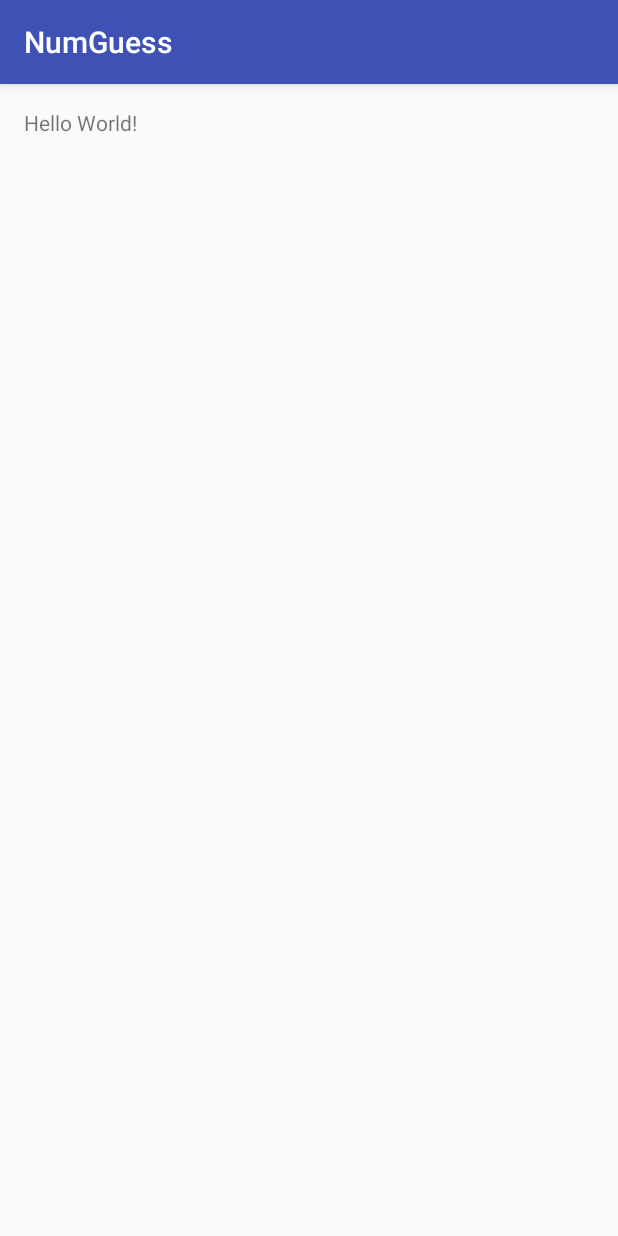
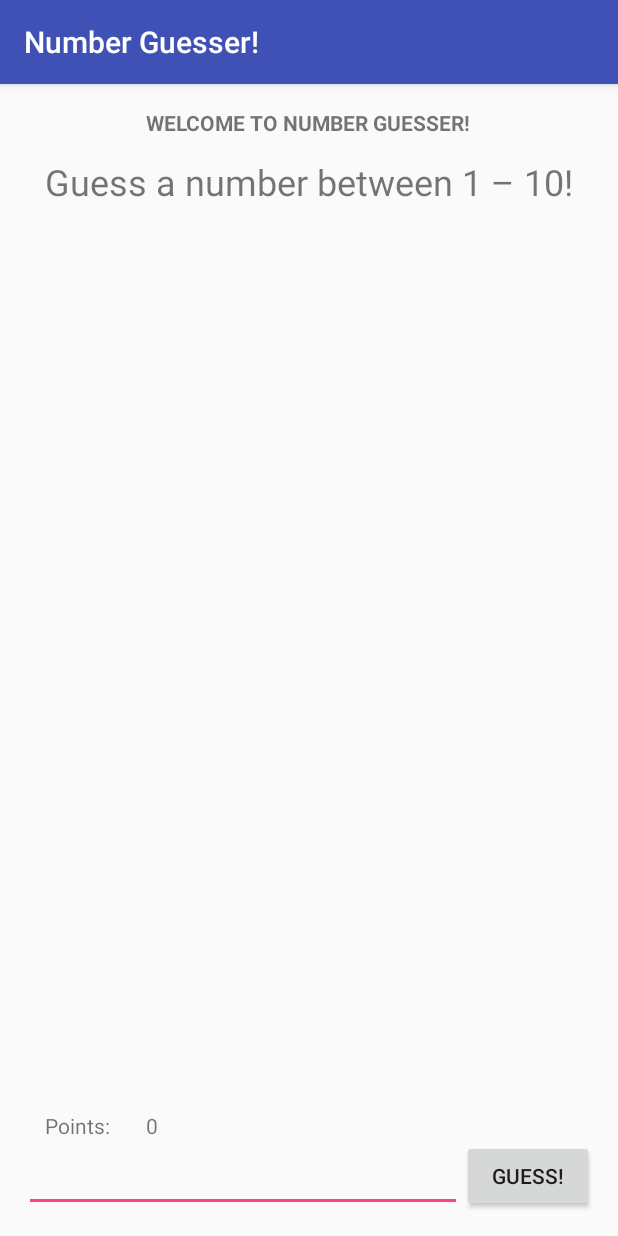
Before and after one commit to DIGaming/NumGuess, an Android app: the screen it shows after launch (MainActivity), on a phone screen of 412 x 824 dp. Run offline under Robolectric (Android 15) with nearby library versions, the phone set to English and light mode, and no system bars; 1 statement that could not run was skipped.

Commit message:
Second Commit
Added Point Scoring and Removed Some Associations With C++ Native Code

```diff
--- a/app/src/main/java/com/gaming/di/numguess/MainActivity.java
+++ b/app/src/main/java/com/gaming/di/numguess/MainActivity.java
@@ -1,8 +1,17 @@
 package com.gaming.di.numguess;
 
+import android.graphics.Color;
 import android.support.v7.app.AppCompatActivity;
 import android.os.Bundle;
+import android.view.View;
+import android.widget.EditText;
 import android.widget.TextView;
+
+import org.w3c.dom.Text;
+
+import java.util.Random;
+
+import static android.R.id.text1;
 
 public class MainActivity extends AppCompatActivity {
 
@@ -15,10 +24,35 @@ public class MainActivity extends AppCompatActivity {
     protected void onCreate(Bundle savedInstanceState) {
         super.onCreate(savedInstanceState);
         setContentView(R.layout.activity_main);
+    }
 
-        // Example of a call to a native method
-        TextView tv = (TextView) findViewById(R.id.sample_text);
-        tv.setText(stringFromJNI());
+    public int RandomNum()
+    {
+        Random newran = new Random();
+        int rannum = newran.nextInt(10 - 1) + 1;
+        return rannum;
+    }
+
+    public void ButtonGuess(View view)
+    {
+        TextView tv1 = (TextView) findViewById(R.id.textView);
+        TextView pntVal = (TextView) findViewById(R.id.points);
+        EditText guess = (EditText) findViewById(R.id.editText2);
+        String cache = String.valueOf(RandomNum());
+
+        if (String.valueOf(guess.getText()).equals(cache))
+        {
+            tv1.setText("Your Value Of " + guess.getText().toString() + " Is Correct");
+            tv1.setTextColor(Color.GREEN);
+            int num = Integer.valueOf(pntVal.getText().toString());
+            int num2 = num + 100;
+            pntVal.setText(String.valueOf(num2));
+        }
+        else
+        {
+            tv1.setText("Your Guess Is Incorrect The Value Is " + cache.toString());
+            tv1.setTextColor(Color.RED);
+        }
     }
 
     /**
--- a/app/src/main/res/layout/activity_main.xml
+++ b/app/src/main/res/layout/activity_main.xml
@@ -10,9 +10,71 @@
     android:paddingTop="@dimen/activity_vertical_margin"
     tools:context="com.gaming.di.numguess.MainActivity">
 
+    <Button
+        android:text="@string/button_text"
+        android:layout_width="wrap_content"
+        android:layout_height="wrap_content"
+        android:id="@+id/button"
+        android:layout_alignParentBottom="true"
+        android:layout_alignParentEnd="true"
+        android:onClick="ButtonGuess"/>
+
+    <TextView
+        android:text=""
+        android:textSize="24sp"
+        android:layout_width="wrap_content"
+        android:layout_height="wrap_content"
+        android:layout_below="@+id/sample_text"
+        android:layout_centerHorizontal="true"
+        android:layout_marginTop="160dp"
+        android:id="@+id/textView" />
+
     <TextView
         android:id="@+id/sample_text"
         android:layout_width="wrap_content"
         android:layout_height="wrap_content"
-        android:text="Hello World!" />
+        android:text="@string/header"
+        android:textStyle="bold"
+        android:layout_alignParentTop="true"
+        android:layout_centerHorizontal="true" />
+
+    <EditText
+        android:layout_width="wrap_content"
+        android:layout_height="wrap_content"
+        android:inputType="number"
+        android:ems="10"
+        android:id="@+id/editText2"
+        android:labelFor="@+id/editText2"
+        android:layout_alignParentBottom="true"
+        android:layout_alignParentStart="true"
+        android:textAlignment="viewEnd"
+        android:layout_toStartOf="@+id/button" />
+
+    <TextView
+        android:text="@string/desc"
+        android:textSize="24sp"
+        android:layout_width="wrap_content"
+        android:layout_height="wrap_content"
+        android:layout_marginTop="13dp"
+        android:id="@+id/textView2"
+        android:layout_below="@+id/sample_text"
+        android:layout_centerHorizontal="true" />
+
+    <TextView
+        android:text="@string/point_label"
+        android:layout_width="wrap_content"
+        android:layout_height="wrap_content"
+        android:id="@+id/textView3"
+        android:layout_above="@+id/button"
+        android:layout_alignStart="@+id/textView2" />
+
+    <TextView
+        android:text="@string/points"
+        android:layout_width="wrap_content"
+        android:layout_height="wrap_content"
+        android:id="@+id/points"
+        android:layout_alignBaseline="@+id/textView3"
+        android:layout_alignBottom="@+id/textView3"
+        android:layout_alignStart="@+id/sample_text" />
+
 </RelativeLayout>
--- a/app/src/main/res/values/strings.xml
+++ b/app/src/main/res/values/strings.xml
@@ -1,3 +1,8 @@
 <resources>
-    <string name="app_name">NumGuess</string>
+    <string name="app_name">Number Guesser!</string>
+    <string name="header">WELCOME TO NUMBER GUESSER!</string>
+    <string name="button_text">Guess!</string>
+    <string name="desc">Guess a number between 1 &#8211; 10!</string>
+    <string name="points">0</string>
+    <string name="point_label">Points:</string>
 </resources>
```
